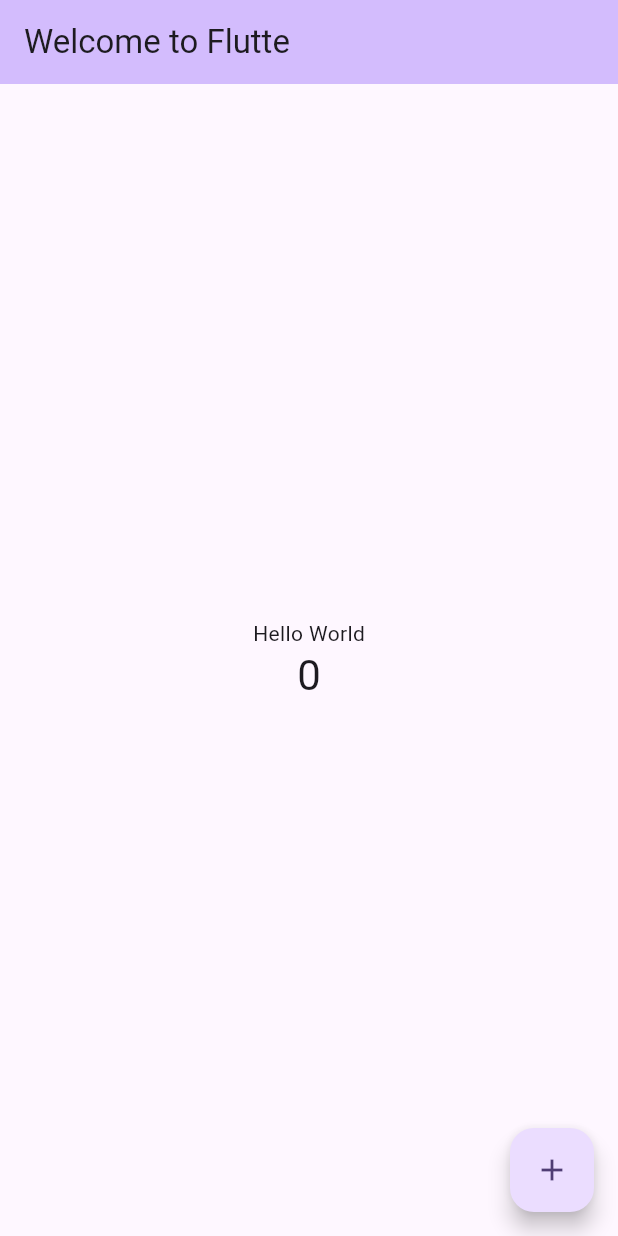
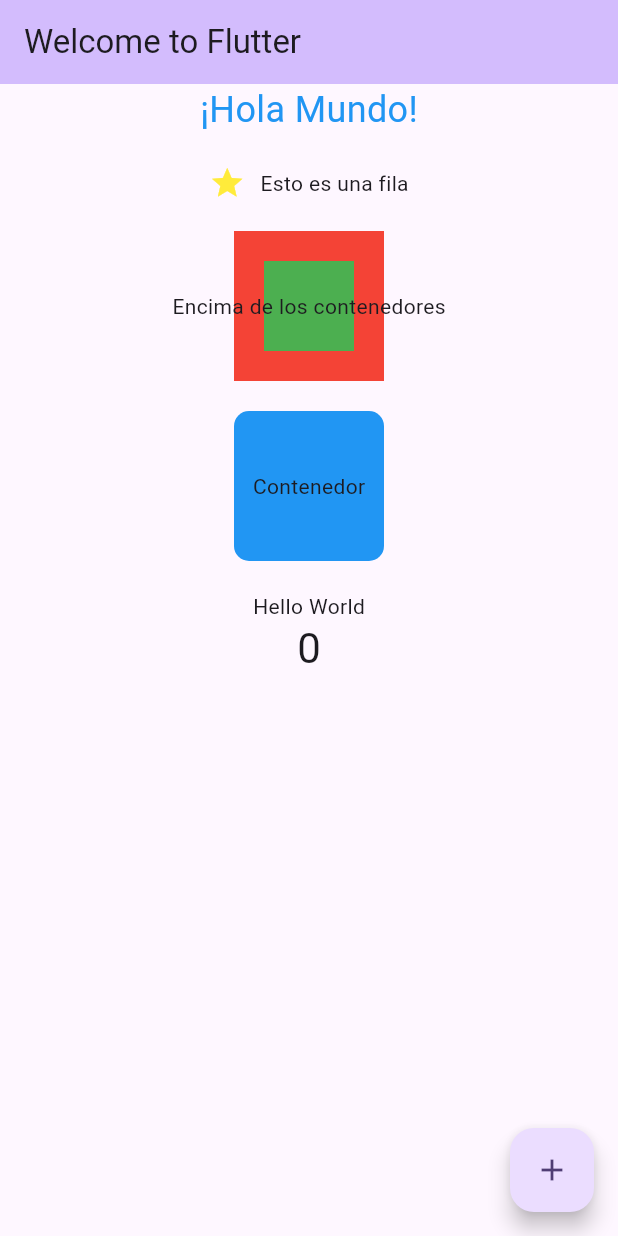
Before and after one commit to albert-ux/udg_flutter, a Flutter app: the screen it shows after launch, on a phone screen of 412 x 824 dp. Run offline on Flutter 3.47's test engine with Material 2 defaults, Android fonts, the phone set to English and light mode, and no system bars.

Commit message:
3.4. Utilización de widgets

```diff
--- a/lib/main.dart
+++ b/lib/main.dart
@@ -7,46 +7,21 @@ void main() {
 class MyApp extends StatelessWidget {
   const MyApp({super.key});
 
-  // This widget is the root of your application.
   @override
   Widget build(BuildContext context) {
     return MaterialApp(
-      title: 'Welcome to Flutte',
+      title: 'Welcome to Flutter',
       theme: ThemeData(
-        // This is the theme of your application.
-        //
-        // TRY THIS: Try running your application with "flutter run". You'll see
-        // the application has a blue toolbar. Then, without quitting the app,
-        // try changing the seedColor in the colorScheme below to Colors.green
-        // and then invoke "hot reload" (save your changes or press the "hot
-        // reload" button in a Flutter-supported IDE, or press "r" if you used
-        // the command line to start the app).
-        //
-        // Notice that the counter didn't reset back to zero; the application
-        // state is not lost during the reload. To reset the state, use hot
-        // restart instead.
-        //
-        // This works for code too, not just values: Most code changes can be
-        // tested with just a hot reload.
         colorScheme: ColorScheme.fromSeed(seedColor: Colors.deepPurple),
         useMaterial3: true,
       ),
-      home: const MyHomePage(title: 'Welcome to Flutte'),
+      home: const MyHomePage(title: 'Welcome to Flutter'),
     );
   }
 }
 
 class MyHomePage extends StatefulWidget {
   const MyHomePage({super.key, required this.title});
-
-  // This widget is the home page of your application. It is stateful, meaning
-  // that it has a State object (defined below) that contains fields that affect
-  // how it looks.
-
-  // This class is the configuration for the state. It holds the values (in this
-  // case the title) provided by the parent (in this case the App widget) and
-  // used by the build method of the State. Fields in a Widget subclass are
-  // always marked "final".
 
   final String title;
 
@@ -59,52 +34,68 @@ class _MyHomePageState extends State<MyHomePage> {
 
   void _incrementCounter() {
     setState(() {
-      // This call to setState tells the Flutter framework that something has
-      // changed in this State, which causes it to rerun the build method below
-      // so that the display can reflect the updated values. If we changed
-      // _counter without calling setState(), then the build method would not be
-      // called again, and so nothing would appear to happen.
       _counter++;
     });
   }
 
   @override
   Widget build(BuildContext context) {
-    // This method is rerun every time setState is called, for instance as done
-    // by the _incrementCounter method above.
-    //
-    // The Flutter framework has been optimized to make rerunning build methods
-    // fast, so that you can just rebuild anything that needs updating rather
-    // than having to individually change instances of widgets.
     return Scaffold(
       appBar: AppBar(
-        // TRY THIS: Try changing the color here to a specific color (to
-        // Colors.amber, perhaps?) and trigger a hot reload to see the AppBar
-        // change color while the other colors stay the same.
         backgroundColor: Theme.of(context).colorScheme.inversePrimary,
-        // Here we take the value from the MyHomePage object that was created by
-        // the App.build method, and use it to set our appbar title.
         title: Text(widget.title),
       ),
-      body: Center(
-        // Center is a layout widget. It takes a single child and positions it
-        // in the middle of the parent.
+      body: SingleChildScrollView( // Añadido para permitir el desplazamiento si el contenido supera la pantalla.
+        child: Center(
           child: Column(
-          // Column is also a layout widget. It takes a list of children and
-          // arranges them vertically. By default, it sizes itself to fit its
-          // children horizontally, and tries to be as tall as its parent.
-          //
-          // Column has various properties to control how it sizes itself and
-          // how it positions its children. Here we use mainAxisAlignment to
-          // center the children vertically; the main axis here is the vertical
-          // axis because Columns are vertical (the cross axis would be
-          // horizontal).
-          //
-          // TRY THIS: Invoke "debug painting" (choose the "Toggle Debug Paint"
-          // action in the IDE, or press "p" in the console), to see the
-          // wireframe for each widget.
             mainAxisAlignment: MainAxisAlignment.center,
             children: <Widget>[
+              const Text(
+                '¡Hola Mundo!',
+                style: TextStyle(
+                  fontSize: 24,
+                  color: Colors.blue,
+                ),
+              ),
+              SizedBox(height: 20),
+              Row(
+                mainAxisAlignment: MainAxisAlignment.center,
+                children: <Widget>[
+                  Icon(Icons.star, color: Colors.yellow),
+                  SizedBox(width: 10),
+                  Text('Esto es una fila'),
+                ],
+              ),
+              SizedBox(height: 20),
+              Stack(
+                alignment: Alignment.center,
+                children: <Widget>[
+                  Container(
+                    width: 100,
+                    height: 100,
+                    color: Colors.red,
+                  ),
+                  Container(
+                    width: 60,
+                    height: 60,
+                    color: Colors.green,
+                  ),
+                  Text('Encima de los contenedores'),
+                ],
+              ),
+              SizedBox(height: 20),
+              Container(
+                width: 100,
+                height: 100,
+                decoration: BoxDecoration(
+                  color: Colors.blue,
+                  borderRadius: BorderRadius.circular(10),
+                ),
+                child: Center(
+                  child: Text('Contenedor'),
+                ),
+              ),
+              SizedBox(height: 20),
               const Text(
                 'Hello World',
               ),
@@ -115,11 +106,12 @@ class _MyHomePageState extends State<MyHomePage> {
             ],
           ),
         ),
+      ),
       floatingActionButton: FloatingActionButton(
         onPressed: _incrementCounter,
         tooltip: 'Increment',
         child: const Icon(Icons.add),
-      ), // This trailing comma makes auto-formatting nicer for build methods.
+      ),
     );
   }
 }
```
Lines whose indentation alone changed are shown as unchanged.
